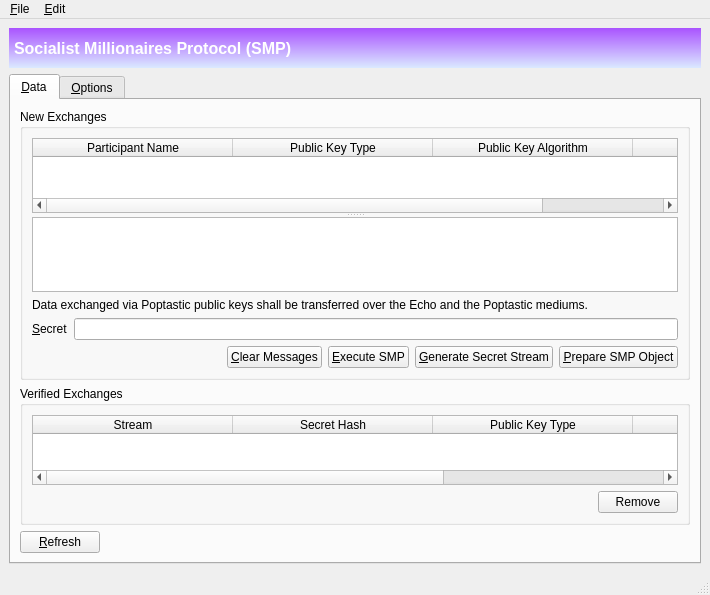
This is branches/trunk/GoldBug-UI/spot-on-smpwindow.ui in textbrowser/spot-on as Qt 5 draws it before an edit. The edited form follows.
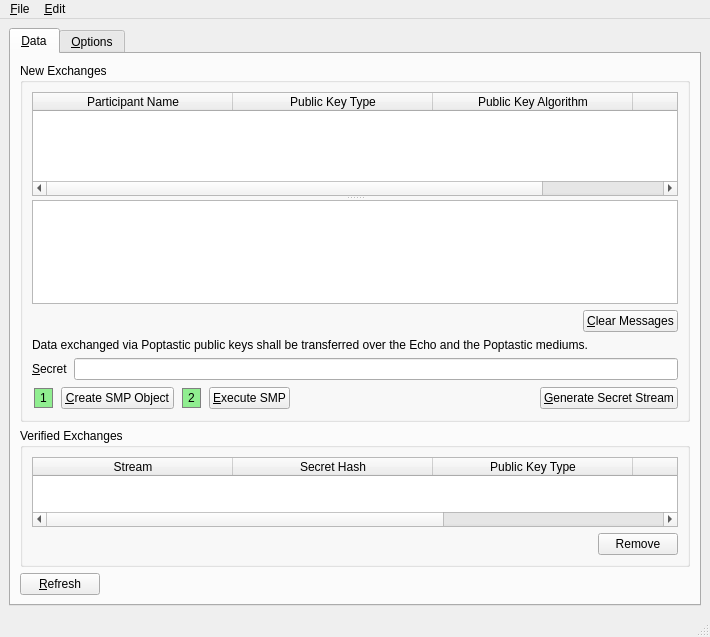
This is the edited form. Icons and pictures are not drawn.

```diff
--- a/branches/trunk/GoldBug-UI/spot-on-smpwindow.ui
+++ b/branches/trunk/GoldBug-UI/spot-on-smpwindow.ui
@@ -7,7 +7,7 @@
     <x>0</x>
     <y>0</y>
     <width>710</width>
-    <height>595</height>
+    <height>637</height>
    </rect>
   </property>
   <property name="windowIcon">
@@ -16,43 +16,6 @@
   </property>
   <widget class="QWidget" name="centralwidget">
    <layout class="QVBoxLayout" name="verticalLayout">
-    <item>
-     <widget class="QLabel" name="label_10">
-      <property name="minimumSize">
-       <size>
-        <width>0</width>
-        <height>40</height>
-       </size>
-      </property>
-      <property name="font">
-       <font>
-        <pointsize>12</pointsize>
-        <weight>75</weight>
-        <bold>true</bold>
-       </font>
-      </property>
-      <property name="autoFillBackground">
-       <bool>false</bool>
-      </property>
-      <property name="styleSheet">
-       <string notr="true">background-color: qlineargradient(spread:reflect, x1:0.023, y1:0.988636, x2:0.028, y2:0.011, stop:0 rgba(218, 232, 255, 255), stop:1 rgba(170, 85, 255, 255));
-
-color: rgb(255, 255, 255);
-
-
-</string>
-      </property>
-      <property name="text">
-       <string>Socialist Millionaires Protocol (SMP)</string>
-      </property>
-      <property name="margin">
-       <number>0</number>
-      </property>
-      <property name="indent">
-       <number>5</number>
-      </property>
-     </widget>
-    </item>
     <item>
      <widget class="QTabWidget" name="tabWidget">
       <property name="currentIndex">
@@ -120,6 +83,30 @@
              <widget class="QTextBrowser" name="output"/>
             </widget>
            </item>
+           <item>
+            <layout class="QHBoxLayout" name="horizontalLayout_4">
+             <item>
+              <spacer name="horizontalSpacer_3">
+               <property name="orientation">
+                <enum>Qt::Horizontal</enum>
+               </property>
+               <property name="sizeHint" stdset="0">
+                <size>
+                 <width>40</width>
+                 <height>20</height>
+                </size>
+               </property>
+              </spacer>
+             </item>
+             <item>
+              <widget class="QPushButton" name="clear">
+               <property name="text">
+                <string>&amp;Clear Messages</string>
+               </property>
+              </widget>
+             </item>
+            </layout>
+           </item>
            <item>
             <widget class="QLabel" name="label_2">
              <property name="text">
@@ -150,22 +137,54 @@
            <item>
             <layout class="QHBoxLayout" name="horizontalLayout">
              <item>
-              <spacer name="horizontalSpacer">
-               <property name="orientation">
-                <enum>Qt::Horizontal</enum>
+              <widget class="QLabel" name="label_105">
+               <property name="sizePolicy">
+                <sizepolicy hsizetype="Fixed" vsizetype="Fixed">
+                 <horstretch>0</horstretch>
+                 <verstretch>0</verstretch>
+                </sizepolicy>
                </property>
-               <property name="sizeHint" stdset="0">
-                <size>
-                 <width>40</width>
-                 <height>20</height>
-                </size>
+               <property name="styleSheet">
+                <string notr="true">QLabel {
+ border: 1px solid gray;
+ background-color: lightgreen;
+ margin: 2px;
+ padding: 2px;
+ }</string>
                </property>
-              </spacer>
+               <property name="text">
+                <string>1</string>
+               </property>
+              </widget>
              </item>
              <item>
-              <widget class="QPushButton" name="clear">
+              <widget class="QPushButton" name="prepare_smp_object">
+               <property name="toolTip">
+                <string>&lt;html&gt;&lt;head/&gt;&lt;body&gt;&lt;p&gt;Prepare an SMP object via the secret and the selected participant. The SMP object will be initialized to the zeroth state.&lt;/p&gt;&lt;/body&gt;&lt;/html&gt;</string>
+               </property>
                <property name="text">
-                <string>&amp;Clear Messages</string>
+                <string>&amp;Create SMP Object</string>
+               </property>
+              </widget>
+             </item>
+             <item>
+              <widget class="QLabel" name="label_120">
+               <property name="sizePolicy">
+                <sizepolicy hsizetype="Fixed" vsizetype="Fixed">
+                 <horstretch>0</horstretch>
+                 <verstretch>0</verstretch>
+                </sizepolicy>
+               </property>
+               <property name="styleSheet">
+                <string notr="true">QLabel {
+ border: 1px solid gray;
+ background-color: lightgreen;
+ margin: 2px;
+ padding: 2px;
+ }</string>
+               </property>
+               <property name="text">
+                <string>2</string>
                </property>
               </widget>
              </item>
@@ -176,6 +195,19 @@
                </property>
               </widget>
              </item>
+             <item>
+              <spacer name="horizontalSpacer">
+               <property name="orientation">
+                <enum>Qt::Horizontal</enum>
+               </property>
+               <property name="sizeHint" stdset="0">
+                <size>
+                 <width>40</width>
+                 <height>20</height>
+                </size>
+               </property>
+              </spacer>
+             </item>
              <item>
               <widget class="QPushButton" name="generate">
                <property name="toolTip">
@@ -186,16 +218,6 @@
                </property>
               </widget>
              </item>
-             <item>
-              <widget class="QPushButton" name="prepare_smp_object">
-               <property name="toolTip">
-                <string>&lt;html&gt;&lt;head/&gt;&lt;body&gt;&lt;p&gt;Prepare an SMP object via the secret and the selected participant. The SMP object will be initialized to the zeroth state.&lt;/p&gt;&lt;/body&gt;&lt;/html&gt;</string>
-               </property>
-               <property name="text">
-                <string>&amp;Prepare SMP Object</string>
-               </property>
-              </widget>
-             </item>
             </layout>
            </item>
           </layout>
```
Left out of the diff: 21 changed lines with no effect on the pictures.
